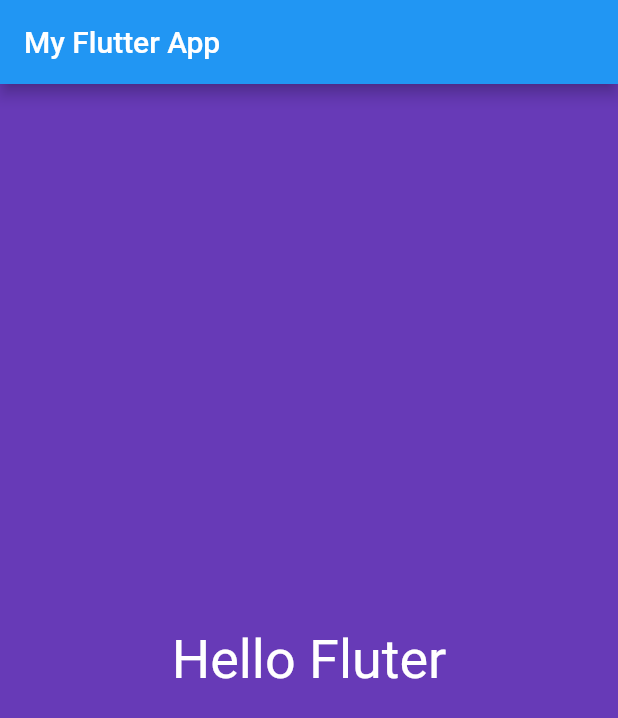
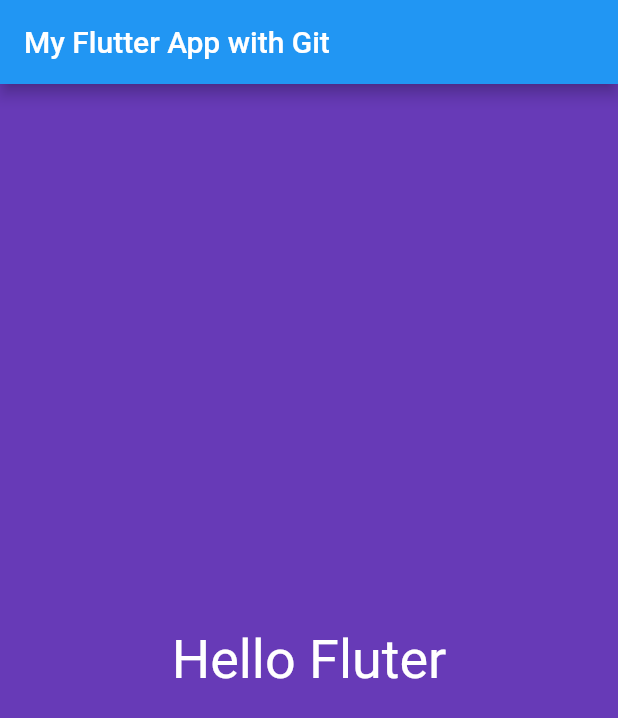
Before and after one commit to nipunu/hello_flutter, a Flutter app: the screen it shows after launch, on a phone screen of 412 x 824 dp. Shown: the top 718 px of the screen. Run offline on Flutter 3.47's test engine with Material 2 defaults, Android fonts, the phone set to English and light mode, and no system bars.

Commit message:
modified the main.dart file

```diff
--- a/lib/main.dart
+++ b/lib/main.dart
@@ -11,7 +11,7 @@ class HelloFlutterApp extends StatelessWidget{
       title: "Hello Flutter App",
       home: Scaffold(
         appBar: AppBar(
-          title: Text("My Flutter App"),
+          title: Text("My Flutter App with Git"),
         ),
         body: Home(),
       ));
```
